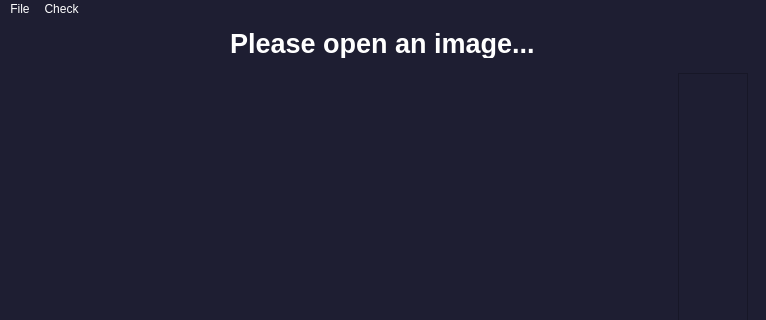
Before: the Qt Designer form app.ui in ahmed-sedky/smile-design, drawn with Qt 5; both pictures show x 0 to 766 and y 0 to 320 of the 766 by 800 pixel window.
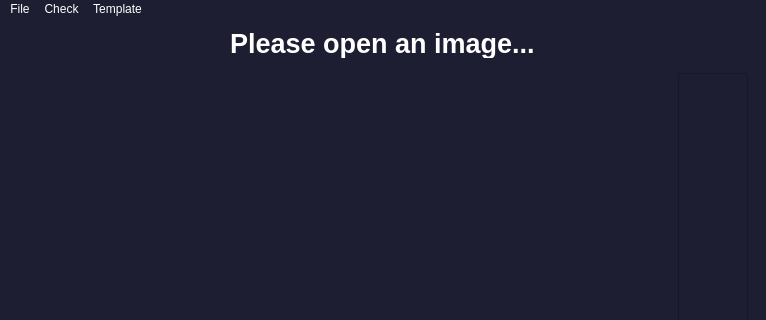
After: the same form once the commit is applied. Custom widgets are drawn as their Qt base class.

Commit message: Add basic implementation for template scaling

What changed in the file:
```diff
--- a/app.ui
+++ b/app.ui
@@ -349,8 +349,16 @@
     </property>
     <addaction name="checkAll"/>
    </widget>
+   <widget class="QMenu" name="menuTemplate">
+    <property name="title">
+     <string>Template</string>
+    </property>
+    <addaction name="scaleTemplateUp"/>
+    <addaction name="scaleTemplateDown"/>
+   </widget>
    <addaction name="menuFILE"/>
    <addaction name="menuCheck"/>
+   <addaction name="menuTemplate"/>
   </widget>
   <action name="openImage">
    <property name="text">
```
Left out of the diff: 16 changed lines with no effect on the pictures. The commit also changes 2 other files.
